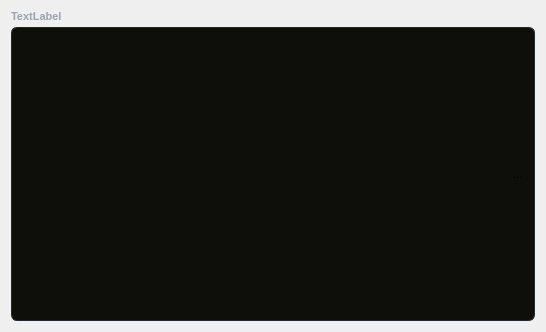
Above: src/component/passwordinput.ui from Keypr-org/qt_client before the change. Below: the same form after it.
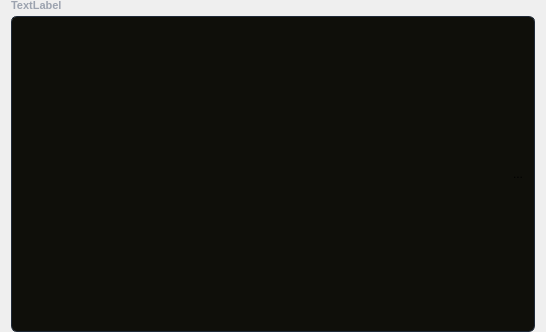
That is the form after the change. Icons and pictures are not drawn.

What changed in the file:
```diff
--- a/src/component/passwordinput.ui
+++ b/src/component/passwordinput.ui
@@ -28,6 +28,12 @@
 }</string>
   </property>
   <layout class="QVBoxLayout" name="verticalLayout_2">
+   <property name="topMargin">
+    <number>0</number>
+   </property>
+   <property name="bottomMargin">
+    <number>0</number>
+   </property>
    <item>
     <widget class="QLabel" name="passwordLabel">
      <property name="maximumSize">
```
